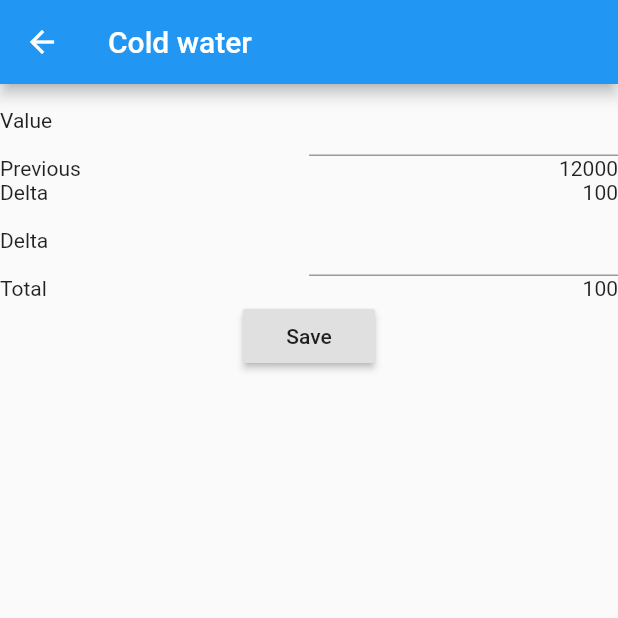
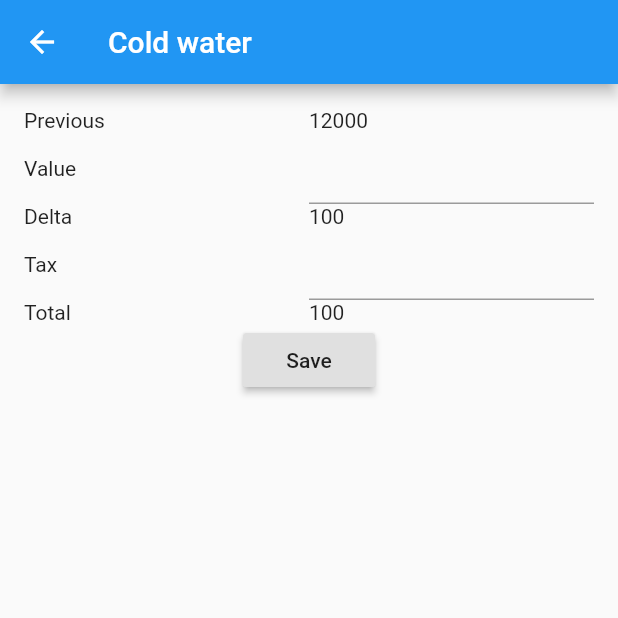
Before and after one commit to EgorenkovPavel/flutter_kvartplata, a Flutter app: the ColdWaterPage screen opened directly, on a phone screen of 412 x 824 dp, the top half of it. Run offline on Flutter 3.47's test engine with Material 2 defaults, Android fonts, the phone set to English and light mode, and no system bars.

Commit message:
Design coldwater page

```diff
--- a/lib/src/pages/cold_water_page.dart
+++ b/lib/src/pages/cold_water_page.dart
@@ -1,51 +1,87 @@
 import 'package:flutter/material.dart';
 
-class ColdWaterPage extends StatelessWidget{
+class ColdWaterPage extends StatefulWidget {
+  @override
+  _ColdWaterPageState createState() => _ColdWaterPageState();
+}
+
+class _ColdWaterPageState extends State<ColdWaterPage> {
+  final _formKey = GlobalKey<FormState>();
+
+  Widget rowElement(Widget child1, Widget child2){
+    return Row(
+      children: <Widget>[
+        Flexible(
+          child: child1,
+          flex: 1,
+          fit: FlexFit.tight,
+        ),
+        Flexible(
+          child: child2,
+          flex: 1,
+        )
+      ],
+    );
+  }
+
   @override
   Widget build(BuildContext context) {
     return Scaffold(
-      appBar: AppBar(title: Text("Cold water"),),
-      body: ListView(
-        children: <Widget>[
-          Row(
+      appBar: AppBar(
+        title: Text("Cold water"),
+      ),
+      body: Padding(
+        padding: const EdgeInsets.all(16.0),
+        child: Form(
+          key: _formKey,
+          child: ListView(
             children: <Widget>[
-              Flexible(child: Text("Value"), flex: 1, fit: FlexFit.tight,),
-              Flexible(child: TextField(keyboardType: TextInputType.number,), flex: 1,)
+              rowElement(
+                  Text("Previous"),
+                  Text("12000")),
+              rowElement(
+                  Text("Value"),
+                  TextFormField(
+                    keyboardType: TextInputType.number,
+                    textAlign: TextAlign.right,
+                    validator: (value) {
+                      return 'rewe';
+                    },
+                  )
+              ),
+              rowElement(
+                  Text("Delta"),
+                  Text("100")),
+              rowElement(
+                  Text("Tax"),
+                  TextFormField(
+                    keyboardType: TextInputType.number,
+                    textAlign: TextAlign.right,
+                    validator: (value) {
+                      return 'rewe';
+                    },
+                  )
+              ),
+              rowElement(
+                  Text("Total"),
+                  Text("100")),
+              Row(
+                children: <Widget>[
+                  RaisedButton(
+                    child: Text("Save"),
+                    onPressed: () {
+                      if (_formKey.currentState.validate()) {
+                        _formKey.currentState.save();
+                        Navigator.of(context).pop();
+                      }
+                    },
+                  ),
+                ],
+                mainAxisAlignment: MainAxisAlignment.center,
+              )
             ],
           ),
-          Row(
-            children: <Widget>[
-              Expanded(child: Text("Previous")),
-              Text("12000"),
-            ],
-          ),
-          Row(
-            children: <Widget>[
-              Expanded(child: Text("Delta")),
-              Text("100"),
-            ],
-          ),
-          Row(
-            children: <Widget>[
-              Flexible(child: Text("Delta"), flex: 1, fit: FlexFit.tight,),
-              Flexible(child: TextField(keyboardType: TextInputType.number,), flex: 1,)
-            ],
-          ),
-          Row(
-            children: <Widget>[
-              Expanded(child: Text("Total")),
-              Text("100"),
-            ],
-          ),
-          Row(
-            children: <Widget>[
-              RaisedButton(child: Text("Save"),onPressed: (){
-                Navigator.of(context).pop();
-              },),
-            ],
-            mainAxisAlignment: MainAxisAlignment.center,
-          )
-        ],
+        ),
       ),
     );
   }
```
